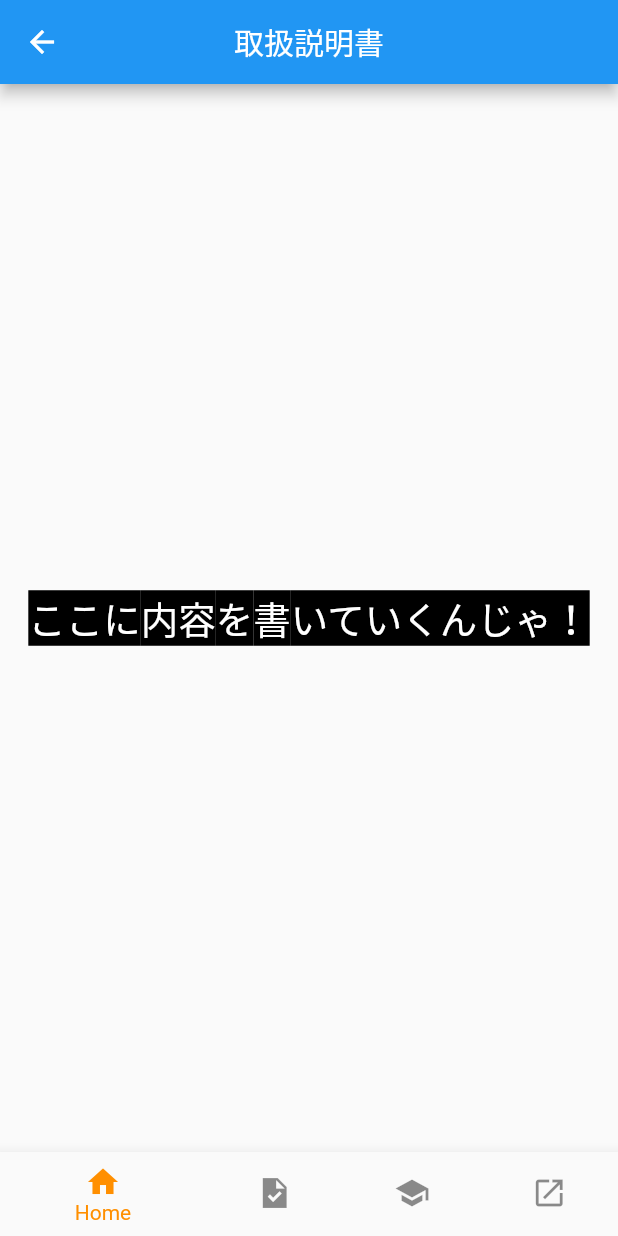
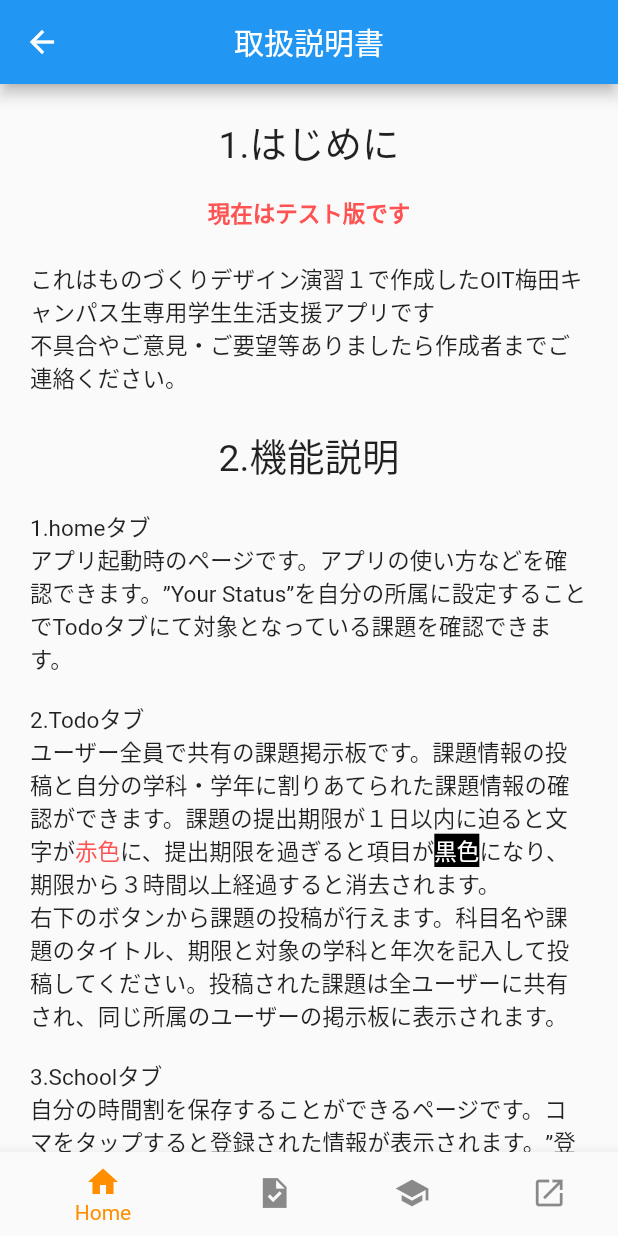
Before and after one commit to 8424bot/monodes2022_flutter, a Flutter app: the screen it shows after launch, after a tap on "アプリの使い方", on a phone screen of 412 x 824 dp. Run offline on Flutter 3.47's test engine with Material 2 defaults, Android fonts, the phone set to English and light mode, and no system bars; our stand-ins replace cloud_firestore, drift, firebase_core, flutter_hooks, flutter_riverpod, flutter_slidable and 4 more; accounts and stored records are empty; generated files the repository leaves out were written again.

Commit message:
取説内容を記入

```diff
--- a/lib/view/home/Secondpage.dart
+++ b/lib/view/home/Secondpage.dart
@@ -12,19 +12,86 @@ class MySecondPage extends StatelessWidget {
           centerTitle: true,
           title: const Text("取扱説明書"),
         ),
-      body: Container(
-        //color: Colors.lightGreenAccent,
-        child: const Center(
-          child: Text(
-            "ここに内容を書いていくんじゃ！",
+        body: SingleChildScrollView(
+            padding: const EdgeInsets.symmetric(horizontal: 20, vertical: 20),
+            child: Column(children: const [
+              Text(
+                "1.はじめに",
                 style: TextStyle(
                   fontSize: 25,
-              color: Colors.white,
-              backgroundColor: Colors.black,
                 ),
               ),
+              Text(
+                "\n現在はテスト版です\n",
+                style: TextStyle(
+                    fontSize: 15,
+                    color: Colors.redAccent,
+                    fontWeight: FontWeight.bold),
+              ),
+              Text(
+                "これはものづくりデザイン演習１で作成したOIT梅田キャンパス生専用学生生活支援アプリです\n"
+                "不具合やご意見・ご要望等ありましたら作成者までご連絡ください。\n",
+                style: TextStyle(fontSize: 15),
+              ),
+              Text(
+                "2.機能説明",
+                style: TextStyle(
+                  fontSize: 25,
                 ),
               ),
-    );
+              Text.rich(TextSpan(children: [
+                TextSpan(
+                  text: "\n1.homeタブ\n"
+                      "アプリ起動時のページです。アプリの使い方などを確認できます。"
+                      "”Your Status”を自分の所属に設定することでTodoタブにて対象となっている課題を確認できます。"
+                      "\n\n2.Todoタブ\n"
+                      "ユーザー全員で共有の課題掲示板です。課題情報の投稿と自分の学科・学年に割りあてられた課題情報の確認ができます。"
+                      "課題の提出期限が１日以内に迫ると文字が",
+                  style: TextStyle(fontSize: 15),
+                ),
+                TextSpan(
+                    text: "赤色",
+                    style: TextStyle(fontSize: 15, color: Colors.redAccent)),
+                TextSpan(
+                  text: "に、提出期限を過ぎると項目が",
+                  style: TextStyle(fontSize: 15),
+                ),
+                TextSpan(
+                    text: "黒色",
+                    style: TextStyle(
+                        fontSize: 15,
+                        backgroundColor: Colors.black,
+                        color: Colors.white)),
+                TextSpan(
+                  text: "になり、期限から３時間以上経過すると消去されます。\n"
+                      "右下のボタンから課題の投稿が行えます。科目名や課題のタイトル、期限と対象の学科と年次を記入して投稿してください。"
+                      "投稿された課題は全ユーザーに共有され、同じ所属のユーザーの掲示板に表示されます。"
+                      "\n\n3.Schoolタブ\n"
+                      "自分の時間割を保存することができるページです。"
+                      "コマをタップすると登録された情報が表示されます。”登録情報変更”をタップすると情報の登録と変更を行えます。"
+                      "登録ページでは授業名や教員情報のほか、各種サービスへのURLをペーストすると登録できます。URLを登録したサービスは時間割をタップするとすばやくアクセスできるようになります。"
+                      "\n\n4.Linksタブ\n",
+                  style: TextStyle(fontSize: 15),
+                ),
+                TextSpan(
+                  text: "様々なページへのリンクや情報を保存できるページです。右下のボタンをタップすると登録ができます。"
+                      "リストの項目をタップすると詳細を確認でき、URLを登録していた場合はそのページに飛ぶことができます。項目を左にスライドすると編集と削除が行えます。\n",
+                  style: TextStyle(fontSize: 15),
+                ),
+              ])),
+              Text(
+                "3.おねがい",
+                style: TextStyle(
+                  fontSize: 25,
+                ),
+              ),
+              Text(
+                "\n課題掲示板には不適切な投稿を防止する機能がありません。良識ある利用をよろしくお願いします。\n"
+                "本アプリはより多くの人に使ってもらうことでより便利になっていきます。便利だと思ったらお友達に拡散していただけると幸いです。",
+                style: TextStyle(
+                  fontSize: 15,
+                ),
+              ),
+            ])));
   }
 }
--- a/lib/view/home/home.dart
+++ b/lib/view/home/home.dart
@@ -51,6 +51,7 @@ class _MyHomePageState extends State<MyHomePage> {
         mainAxisSize: MainAxisSize.min,
         children: <Widget>[
           Container(
+            padding: EdgeInsets.only(bottom: 16),
             child: const Text(
               'Support App',
               textAlign: TextAlign.center,
@@ -67,7 +68,7 @@ class _MyHomePageState extends State<MyHomePage> {
             width: 200,
           ),
           Container(
-            padding: EdgeInsets.only(top: 32),
+            padding: EdgeInsets.only(top: 16),
             child: Text(
               'For OIT student',
               textAlign: TextAlign.center,
--- a/lib/view/todo/Todo.dart
+++ b/lib/view/todo/Todo.dart
@@ -95,6 +95,7 @@ class _MyHomePageState extends State<MyHomePage> {
         floatingActionButton: FloatingActionButton(
             onPressed: () {
               Navigator.of(context).push(MaterialPageRoute(builder: (context) {
+                //CupertinoPageRoute<=>MaterialPageRoute
                 return const PostPage();
               }));
             },
```
Lines whose indentation alone changed are shown as unchanged.
